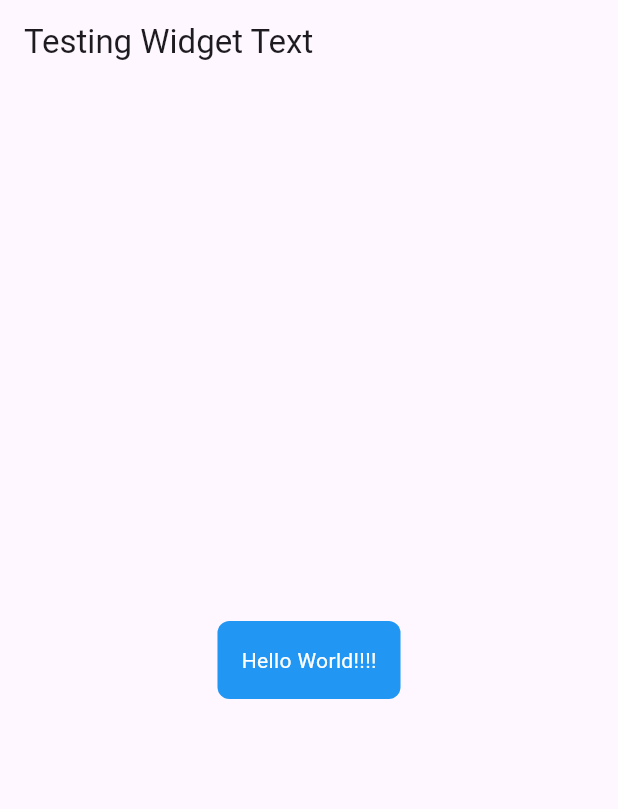
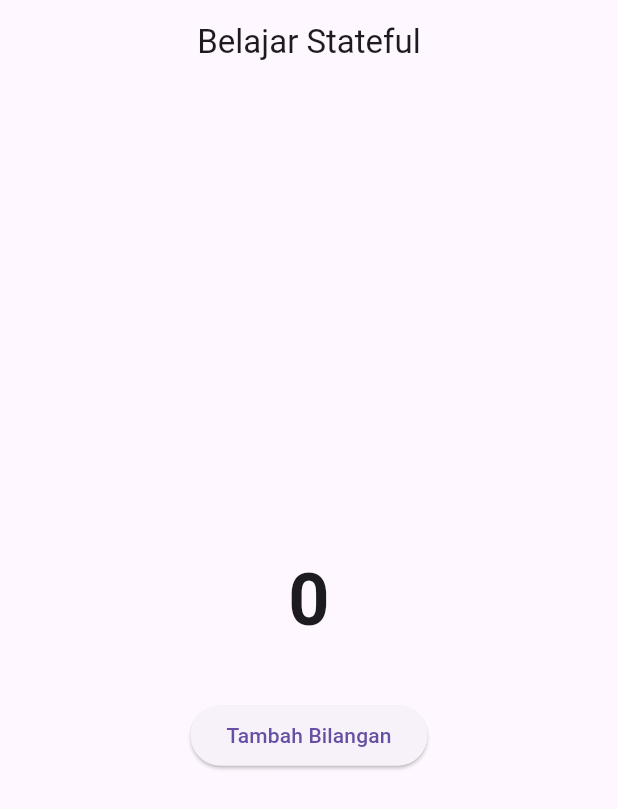
Before and after one commit to Audyari/Projek_Flutter, a Flutter app: the screen it shows after launch, on a phone screen of 412 x 824 dp. Shown: the top 809 px of the screen. Run offline on Flutter 3.47's test engine with Material 3 defaults, Android fonts, the phone set to English and light mode, and no system bars.

Commit message:
Aplikasi Counter

```diff
--- a/lib/main.dart
+++ b/lib/main.dart
@@ -4,37 +4,52 @@ void main() {
   runApp(const MyApp());
 }
 
-class MyApp extends StatelessWidget {
+class MyApp extends StatefulWidget {
   const MyApp({super.key});
+
+  @override
+  State<MyApp> createState() => _MyAppState();
+}
+
+class _MyAppState extends State<MyApp> {
+  int _count = 0;
+  double _fontSize = 48.0;
+
+  void _onPressed() {
+    setState(() {
+      _count++;
+      _fontSize += 4.0;
+    });
+  }
 
   @override
   Widget build(BuildContext context) {
     return MaterialApp(
+      title: 'Belajar Stateful',
       home: Scaffold(
-          appBar: AppBar(title: const Text('Testing Widget Text')),
+        appBar: AppBar(
+          title: const Center(child: Text('Belajar Stateful')),
+        ),
         body: Center(
           child: Column(
             mainAxisAlignment: MainAxisAlignment.center,
-              crossAxisAlignment: CrossAxisAlignment.center,
             children: [
-                Container(
-                  padding: const EdgeInsets.all(16.0),
-                  decoration: BoxDecoration(
-                    color: Colors.blue,
-                    borderRadius: BorderRadius.circular(8.0),
+              Text(
+                '$_count',
+                style: TextStyle(
+                  fontSize: _fontSize,
+                  fontWeight: FontWeight.bold,
                 ),
-                  child: const Text(
-                    'Hello World!!!!',
-                    maxLines: 3,
-                    style: TextStyle(
-                      color: Colors.white,
-                      fontSize: 14.0,
+              ),
+              const SizedBox(height: 32.0),
+              ElevatedButton(
+                onPressed: _onPressed,
+                child: const Text('Tambah Bilangan'),
+              ),
+            ],
           ),
         ),
       ),
-              ],
-            ),
-          )),
     );
   }
 }
```
Lines whose indentation alone changed are shown as unchanged.
